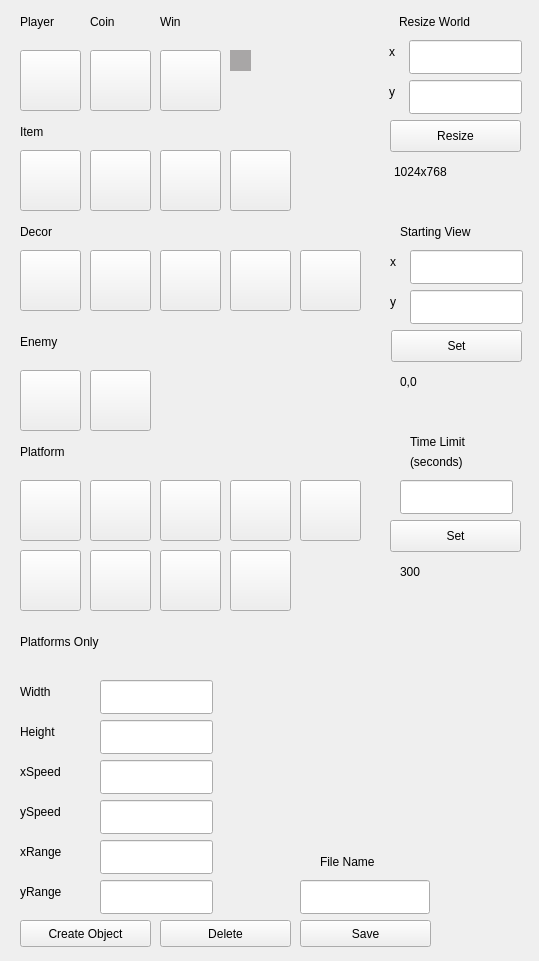
The window that mapmaker.ui (bstee615/project) describes before a commit, drawn with Qt 5.
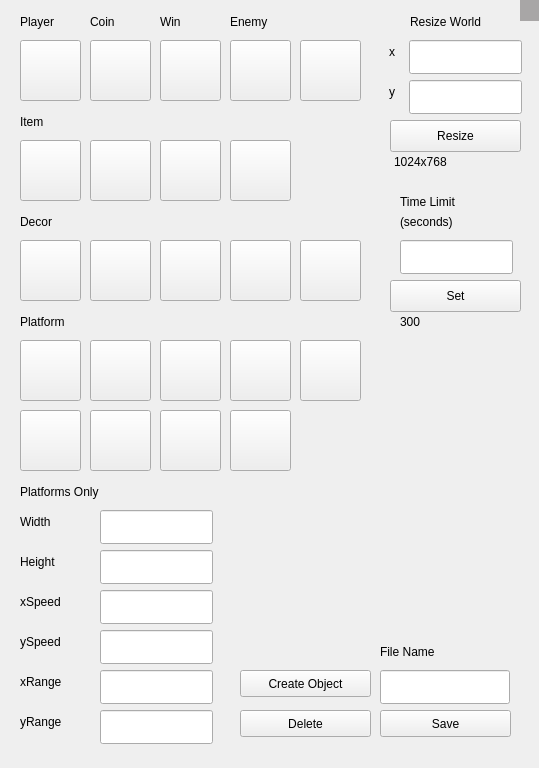
The same window after the commit. Icons and pictures are not drawn.

Diff of the .ui file:
```diff
--- a/mapmaker.ui
+++ b/mapmaker.ui
@@ -7,7 +7,7 @@
     <x>0</x>
     <y>0</y>
     <width>539</width>
-    <height>961</height>
+    <height>768</height>
    </rect>
   </property>
   <property name="windowTitle">
@@ -16,8 +16,8 @@
   <widget class="QPushButton" name="PBmakeObject">
    <property name="geometry">
     <rect>
-     <x>20</x>
-     <y>920</y>
+     <x>240</x>
+     <y>670</y>
      <width>131</width>
      <height>27</height>
     </rect>
@@ -30,7 +30,7 @@
    <property name="geometry">
     <rect>
      <x>20</x>
-     <y>480</y>
+     <y>340</y>
      <width>61</width>
      <height>61</height>
     </rect>
@@ -59,7 +59,7 @@
    <property name="geometry">
     <rect>
      <x>90</x>
-     <y>480</y>
+     <y>340</y>
      <width>61</width>
      <height>61</height>
     </rect>
@@ -88,7 +88,7 @@
    <property name="geometry">
     <rect>
      <x>160</x>
-     <y>480</y>
+     <y>340</y>
      <width>61</width>
      <height>61</height>
     </rect>
@@ -117,7 +117,7 @@
    <property name="geometry">
     <rect>
      <x>230</x>
-     <y>480</y>
+     <y>340</y>
      <width>61</width>
      <height>61</height>
     </rect>
@@ -146,7 +146,7 @@
    <property name="geometry">
     <rect>
      <x>20</x>
-     <y>550</y>
+     <y>410</y>
      <width>61</width>
      <height>61</height>
     </rect>
@@ -175,7 +175,7 @@
    <property name="geometry">
     <rect>
      <x>90</x>
-     <y>550</y>
+     <y>410</y>
      <width>61</width>
      <height>61</height>
     </rect>
@@ -204,7 +204,7 @@
    <property name="geometry">
     <rect>
      <x>300</x>
-     <y>480</y>
+     <y>340</y>
      <width>61</width>
      <height>61</height>
     </rect>
@@ -233,7 +233,7 @@
    <property name="geometry">
     <rect>
      <x>160</x>
-     <y>550</y>
+     <y>410</y>
      <width>61</width>
      <height>61</height>
     </rect>
@@ -262,7 +262,7 @@
    <property name="geometry">
     <rect>
      <x>230</x>
-     <y>550</y>
+     <y>410</y>
      <width>61</width>
      <height>61</height>
     </rect>
@@ -291,7 +291,7 @@
    <property name="geometry">
     <rect>
      <x>20</x>
-     <y>50</y>
+     <y>40</y>
      <width>61</width>
      <height>61</height>
     </rect>
@@ -320,7 +320,7 @@
    <property name="geometry">
     <rect>
      <x>90</x>
-     <y>50</y>
+     <y>40</y>
      <width>61</width>
      <height>61</height>
     </rect>
@@ -362,7 +362,7 @@
    <property name="geometry">
     <rect>
      <x>20</x>
-     <y>440</y>
+     <y>310</y>
      <width>85</width>
      <height>24</height>
     </rect>
@@ -388,7 +388,7 @@
    <property name="geometry">
     <rect>
      <x>20</x>
-     <y>120</y>
+     <y>110</y>
      <width>85</width>
      <height>24</height>
     </rect>
@@ -400,8 +400,8 @@
   <widget class="QLabel" name="label_5">
    <property name="geometry">
     <rect>
-     <x>20</x>
-     <y>330</y>
+     <x>230</x>
+     <y>10</y>
      <width>85</width>
      <height>24</height>
     </rect>
@@ -413,8 +413,8 @@
   <widget class="QPushButton" name="PBenemyGround">
    <property name="geometry">
     <rect>
-     <x>90</x>
-     <y>370</y>
+     <x>300</x>
+     <y>40</y>
      <width>61</width>
      <height>61</height>
     </rect>
@@ -442,8 +442,8 @@
   <widget class="QPushButton" name="PBenemyFly">
    <property name="geometry">
     <rect>
-     <x>20</x>
-     <y>370</y>
+     <x>230</x>
+     <y>40</y>
      <width>61</width>
      <height>61</height>
     </rect>
@@ -472,7 +472,7 @@
    <property name="geometry">
     <rect>
      <x>160</x>
-     <y>50</y>
+     <y>40</y>
      <width>61</width>
      <height>61</height>
     </rect>
@@ -514,7 +514,7 @@
    <property name="geometry">
     <rect>
      <x>20</x>
-     <y>760</y>
+     <y>590</y>
      <width>85</width>
      <height>24</height>
     </rect>
@@ -527,7 +527,7 @@
    <property name="geometry">
     <rect>
      <x>20</x>
-     <y>800</y>
+     <y>630</y>
      <width>85</width>
      <height>24</height>
     </rect>
@@ -540,7 +540,7 @@
    <property name="geometry">
     <rect>
      <x>20</x>
-     <y>840</y>
+     <y>670</y>
      <width>85</width>
      <height>24</height>
     </rect>
@@ -553,7 +553,7 @@
    <property name="geometry">
     <rect>
      <x>20</x>
-     <y>880</y>
+     <y>710</y>
      <width>85</width>
      <height>24</height>
     </rect>
@@ -566,7 +566,7 @@
    <property name="geometry">
     <rect>
      <x>20</x>
-     <y>680</y>
+     <y>510</y>
      <width>85</width>
      <height>24</height>
     </rect>
@@ -579,7 +579,7 @@
    <property name="geometry">
     <rect>
      <x>100</x>
-     <y>760</y>
+     <y>590</y>
      <width>113</width>
      <height>34</height>
     </rect>
@@ -589,7 +589,7 @@
    <property name="geometry">
     <rect>
      <x>100</x>
-     <y>800</y>
+     <y>630</y>
      <width>113</width>
      <height>34</height>
     </rect>
@@ -599,7 +599,7 @@
    <property name="geometry">
     <rect>
      <x>100</x>
-     <y>840</y>
+     <y>670</y>
      <width>113</width>
      <height>34</height>
     </rect>
@@ -609,7 +609,7 @@
    <property name="geometry">
     <rect>
      <x>100</x>
-     <y>880</y>
+     <y>710</y>
      <width>113</width>
      <height>34</height>
     </rect>
@@ -619,7 +619,7 @@
    <property name="geometry">
     <rect>
      <x>100</x>
-     <y>680</y>
+     <y>510</y>
      <width>113</width>
      <height>34</height>
     </rect>
@@ -628,8 +628,8 @@
   <widget class="QWidget" name="QWworld" native="true">
    <property name="geometry">
     <rect>
-     <x>230</x>
-     <y>50</y>
+     <x>520</x>
+     <y>0</y>
      <width>21</width>
      <height>21</height>
     </rect>
@@ -642,7 +642,7 @@
    <property name="geometry">
     <rect>
      <x>20</x>
-     <y>720</y>
+     <y>550</y>
      <width>85</width>
      <height>24</height>
     </rect>
@@ -655,7 +655,7 @@
    <property name="geometry">
     <rect>
      <x>100</x>
-     <y>720</y>
+     <y>550</y>
      <width>113</width>
      <height>34</height>
     </rect>
@@ -664,8 +664,8 @@
   <widget class="QPushButton" name="PBdelete">
    <property name="geometry">
     <rect>
-     <x>160</x>
-     <y>920</y>
+     <x>240</x>
+     <y>710</y>
      <width>131</width>
      <height>27</height>
     </rect>
@@ -680,7 +680,7 @@
   <widget class="QLabel" name="label_13">
    <property name="geometry">
     <rect>
-     <x>399</x>
+     <x>410</x>
      <y>10</y>
      <width>121</width>
      <height>24</height>
@@ -753,7 +753,7 @@
    <property name="geometry">
     <rect>
      <x>20</x>
-     <y>630</y>
+     <y>480</y>
      <width>141</width>
      <height>24</height>
     </rect>
@@ -765,8 +765,8 @@
   <widget class="QPushButton" name="Save">
    <property name="geometry">
     <rect>
-     <x>300</x>
-     <y>920</y>
+     <x>380</x>
+     <y>710</y>
      <width>131</width>
      <height>27</height>
     </rect>
@@ -781,8 +781,8 @@
   <widget class="QLineEdit" name="LEfilename">
    <property name="geometry">
     <rect>
-     <x>300</x>
-     <y>880</y>
+     <x>380</x>
+     <y>670</y>
      <width>130</width>
      <height>34</height>
     </rect>
@@ -791,8 +791,8 @@
   <widget class="QLabel" name="label_17">
    <property name="geometry">
     <rect>
-     <x>320</x>
-     <y>850</y>
+     <x>380</x>
+     <y>640</y>
      <width>130</width>
      <height>24</height>
     </rect>
@@ -801,83 +801,11 @@
     <string>File Name</string>
    </property>
   </widget>
-  <widget class="QPushButton" name="PBsetStart">
-   <property name="geometry">
-    <rect>
-     <x>391</x>
-     <y>330</y>
-     <width>131</width>
-     <height>32</height>
-    </rect>
-   </property>
-   <property name="text">
-    <string>Set</string>
-   </property>
-  </widget>
-  <widget class="QLabel" name="label_18">
-   <property name="geometry">
-    <rect>
-     <x>400</x>
-     <y>220</y>
-     <width>131</width>
-     <height>24</height>
-    </rect>
-   </property>
-   <property name="text">
-    <string>Starting View</string>
-   </property>
-  </widget>
-  <widget class="QLabel" name="label_19">
-   <property name="geometry">
-    <rect>
-     <x>390</x>
-     <y>250</y>
-     <width>16</width>
-     <height>24</height>
-    </rect>
-   </property>
-   <property name="text">
-    <string>x</string>
-   </property>
-  </widget>
-  <widget class="QLineEdit" name="LEstartX">
-   <property name="geometry">
-    <rect>
-     <x>410</x>
-     <y>250</y>
-     <width>113</width>
-     <height>34</height>
-    </rect>
-   </property>
-  </widget>
-  <widget class="QLineEdit" name="LEstartY">
-   <property name="geometry">
-    <rect>
-     <x>410</x>
-     <y>290</y>
-     <width>113</width>
-     <height>34</height>
-    </rect>
-   </property>
-  </widget>
-  <widget class="QLabel" name="label_20">
-   <property name="geometry">
-    <rect>
-     <x>390</x>
-     <y>290</y>
-     <width>16</width>
-     <height>24</height>
-    </rect>
-   </property>
-   <property name="text">
-    <string>y</string>
-   </property>
-  </widget>
   <widget class="QLabel" name="LBsize">
    <property name="geometry">
     <rect>
      <x>394</x>
-     <y>160</y>
+     <y>150</y>
      <width>121</width>
      <height>24</height>
     </rect>
@@ -889,8 +817,8 @@
   <widget class="QLabel" name="label_21">
    <property name="geometry">
     <rect>
-     <x>410</x>
-     <y>430</y>
+     <x>400</x>
+     <y>190</y>
      <width>101</width>
      <height>24</height>
     </rect>
@@ -903,30 +831,17 @@
    <property name="geometry">
     <rect>
      <x>400</x>
-     <y>480</y>
+     <y>240</y>
      <width>113</width>
      <height>34</height>
     </rect>
    </property>
   </widget>
-  <widget class="QLabel" name="label_22">
-   <property name="geometry">
-    <rect>
-     <x>410</x>
-     <y>450</y>
-     <width>101</width>
-     <height>24</height>
-    </rect>
-   </property>
-   <property name="text">
-    <string>(seconds)</string>
-   </property>
-  </widget>
   <widget class="QPushButton" name="PBsetTime">
    <property name="geometry">
     <rect>
      <x>390</x>
-     <y>520</y>
+     <y>280</y>
      <width>131</width>
      <height>32</height>
     </rect>
@@ -935,24 +850,11 @@
     <string>Set</string>
    </property>
   </widget>
-  <widget class="QLabel" name="LBstart">
-   <property name="geometry">
-    <rect>
-     <x>400</x>
-     <y>370</y>
-     <width>121</width>
-     <height>24</height>
-    </rect>
-   </property>
-   <property name="text">
-    <string>0,0</string>
-   </property>
-  </widget>
   <widget class="QLabel" name="LBtime">
    <property name="geometry">
     <rect>
      <x>400</x>
-     <y>560</y>
+     <y>310</y>
      <width>111</width>
      <height>24</height>
     </rect>
@@ -965,7 +867,7 @@
    <property name="geometry">
     <rect>
      <x>230</x>
-     <y>150</y>
+     <y>140</y>
      <width>61</width>
      <height>61</height>
     </rect>
@@ -994,7 +896,7 @@
    <property name="geometry">
     <rect>
      <x>160</x>
-     <y>150</y>
+     <y>140</y>
      <width>61</width>
      <height>61</height>
     </rect>
@@ -1023,7 +925,7 @@
    <property name="geometry">
     <rect>
      <x>20</x>
-     <y>150</y>
+     <y>140</y>
      <width>61</width>
      <height>61</height>
     </rect>
@@ -1052,7 +954,7 @@
    <property name="geometry">
     <rect>
      <x>90</x>
-     <y>150</y>
+     <y>140</y>
      <width>61</width>
      <height>61</height>
     </rect>
@@ -1081,7 +983,7 @@
    <property name="geometry">
     <rect>
      <x>20</x>
-     <y>220</y>
+     <y>210</y>
      <width>85</width>
      <height>24</height>
     </rect>
@@ -1094,7 +996,7 @@
    <property name="geometry">
     <rect>
      <x>160</x>
-     <y>250</y>
+     <y>240</y>
      <width>61</width>
      <height>61</height>
     </rect>
@@ -1123,7 +1025,7 @@
    <property name="geometry">
     <rect>
      <x>20</x>
-     <y>250</y>
+     <y>240</y>
      <width>61</width>
      <height>61</height>
     </rect>
@@ -1152,7 +1054,7 @@
    <property name="geometry">
     <rect>
      <x>230</x>
-     <y>250</y>
+     <y>240</y>
      <width>61</width>
      <height>61</height>
     </rect>
@@ -1181,7 +1083,7 @@
    <property name="geometry">
     <rect>
      <x>90</x>
-     <y>250</y>
+     <y>240</y>
      <width>61</width>
      <height>61</height>
     </rect>
@@ -1210,7 +1112,7 @@
    <property name="geometry">
     <rect>
      <x>300</x>
-     <y>250</y>
+     <y>240</y>
      <width>61</width>
      <height>61</height>
     </rect>
@@ -1235,6 +1137,19 @@
     <bool>true</bool>
    </property>
   </widget>
+  <widget class="QLabel" name="label_22">
+   <property name="geometry">
+    <rect>
+     <x>400</x>
+     <y>210</y>
+     <width>101</width>
+     <height>24</height>
+    </rect>
+   </property>
+   <property name="text">
+    <string>(seconds)</string>
+   </property>
+  </widget>
  </widget>
  <layoutdefault spacing="6" margin="11"/>
  <resources>
```
